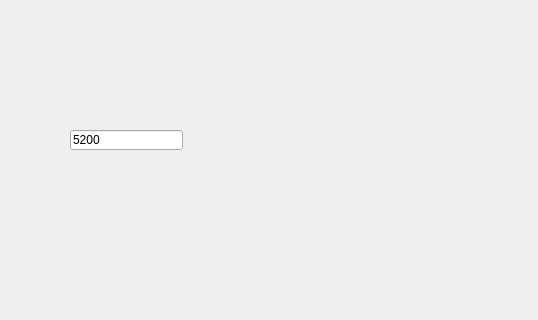
This is 07_03_LineEdit/widget.ui in AndyWangHub/QtClass as Qt 5 draws it before an edit; both pictures show x 0 to 538 and y 0 to 320 of the 538 by 462 pixel window. The edited form follows.
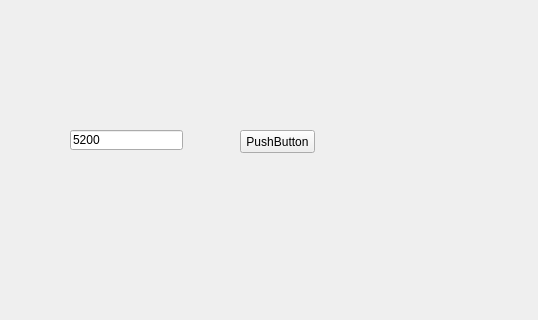
This is the edited form.

What changed in the file:
```diff
--- a/07_03_LineEdit/widget.ui
+++ b/07_03_LineEdit/widget.ui
@@ -32,6 +32,19 @@
     <enum>QLineEdit::Normal</enum>
    </property>
   </widget>
+  <widget class="QPushButton" name="pushButton">
+   <property name="geometry">
+    <rect>
+     <x>240</x>
+     <y>130</y>
+     <width>75</width>
+     <height>23</height>
+    </rect>
+   </property>
+   <property name="text">
+    <string>PushButton</string>
+   </property>
+  </widget>
  </widget>
  <resources/>
  <connections/>
```
